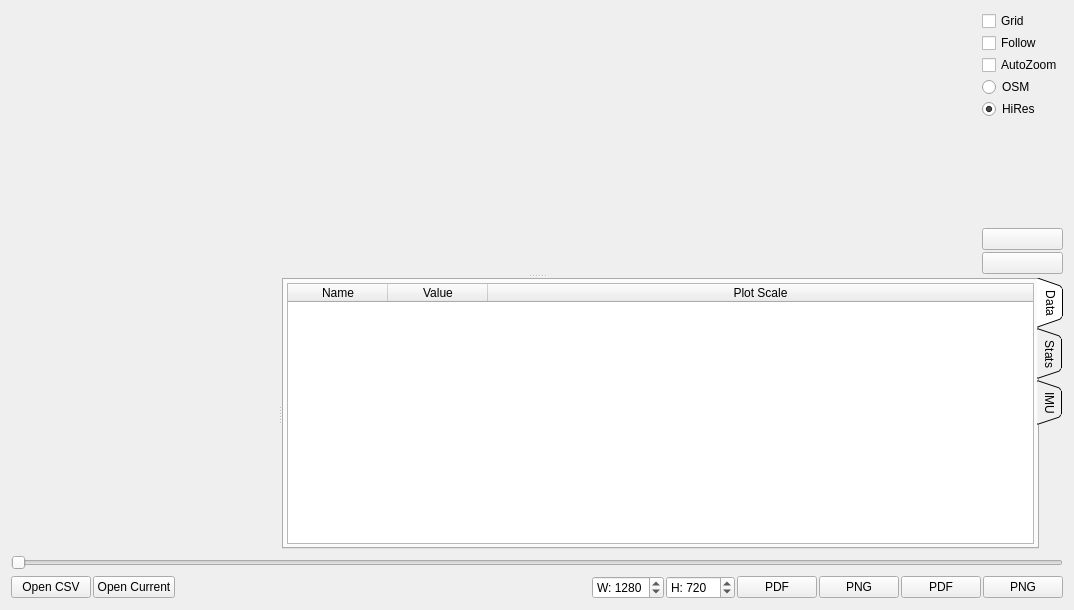
First picture: the form in pages/pageloganalysis.ui, repository vedderb/vesc_tool, before the edit.
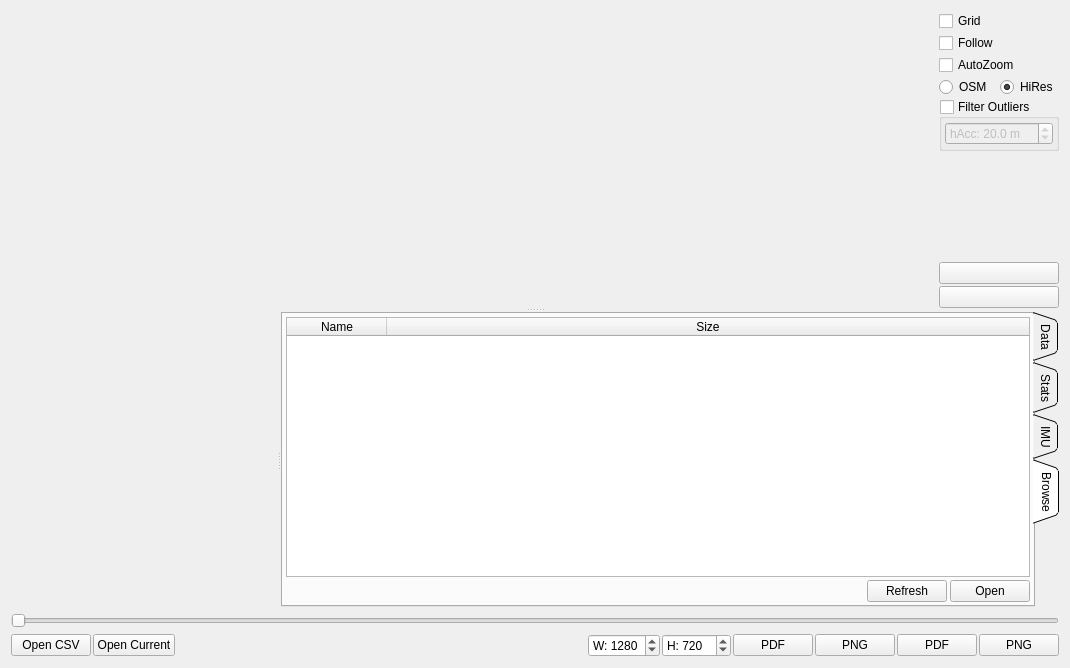
Second picture: the form after the edit. The open tabs and pages were chosen to show the change. Icons and pictures are not drawn. Custom widgets are drawn as their Qt base class.

Patch:
```diff
--- a/pages/pageloganalysis.ui
+++ b/pages/pageloganalysis.ui
@@ -6,8 +6,8 @@
    <rect>
     <x>0</x>
     <y>0</y>
-    <width>1074</width>
-    <height>610</height>
+    <width>1070</width>
+    <height>668</height>
    </rect>
   </property>
   <property name="windowTitle">
@@ -67,26 +67,79 @@
           </widget>
          </item>
          <item>
-          <widget class="QRadioButton" name="tilesOsmButton">
-           <property name="toolTip">
-            <string>Use tiles from https://www.openstreetmap.org</string>
-           </property>
-           <property name="text">
-            <string>OSM</string>
-           </property>
-          </widget>
+          <layout class="QHBoxLayout" name="horizontalLayout_3">
+           <item>
+            <widget class="QRadioButton" name="tilesOsmButton">
+             <property name="toolTip">
+              <string>Use tiles from https://www.openstreetmap.org</string>
+             </property>
+             <property name="text">
+              <string>OSM</string>
+             </property>
+            </widget>
+           </item>
+           <item>
+            <widget class="QRadioButton" name="tilesHiResButton">
+             <property name="toolTip">
+              <string>Use tiles from https://www.fau.de/</string>
+             </property>
+             <property name="text">
+              <string>HiRes</string>
+             </property>
+             <property name="checked">
+              <bool>true</bool>
+             </property>
+            </widget>
+           </item>
+          </layout>
          </item>
          <item>
-          <widget class="QRadioButton" name="tilesHiResButton">
-           <property name="toolTip">
-            <string>Use tiles from https://www.fau.de/</string>
+          <widget class="QGroupBox" name="filterOutlierBox">
+           <property name="title">
+            <string>Filter Outliers</string>
            </property>
-           <property name="text">
-            <string>HiRes</string>
-           </property>
-           <property name="checked">
+           <property name="checkable">
             <bool>true</bool>
            </property>
+           <property name="checked">
+            <bool>false</bool>
+           </property>
+           <layout class="QVBoxLayout" name="verticalLayout_6">
+            <property name="spacing">
+             <number>3</number>
+            </property>
+            <property name="leftMargin">
+             <number>3</number>
+            </property>
+            <property name="topMargin">
+             <number>3</number>
+            </property>
+            <property name="rightMargin">
+             <number>3</number>
+            </property>
+            <property name="bottomMargin">
+             <number>3</number>
+            </property>
+            <item>
+             <widget class="QDoubleSpinBox" name="filterhAccBox">
+              <property name="toolTip">
+               <string>Worst horizontal accuracy for points</string>
+              </property>
+              <property name="prefix">
+               <string>hAcc: </string>
+              </property>
+              <property name="suffix">
+               <string> m</string>
+              </property>
+              <property name="decimals">
+               <number>1</number>
+              </property>
+              <property name="value">
+               <double>20.000000000000000</double>
+              </property>
+             </widget>
+            </item>
+           </layout>
           </widget>
          </item>
          <item>
@@ -266,6 +319,96 @@
         </attribute>
         <layout class="QVBoxLayout" name="verticalLayout_4"/>
        </widget>
+       <widget class="QWidget" name="tab_4">
+        <attribute name="title">
+         <string>Browse</string>
+        </attribute>
+        <attribute name="toolTip">
+         <string>Browse directory of last log file.</string>
+        </attribute>
+        <layout class="QVBoxLayout" name="verticalLayout_7">
+         <property name="spacing">
+          <number>3</number>
+         </property>
+         <property name="leftMargin">
+          <number>3</number>
+         </property>
+         <property name="topMargin">
+          <number>3</number>
+         </property>
+         <property name="rightMargin">
+          <number>3</number>
+         </property>
+         <property name="bottomMargin">
+          <number>3</number>
+         </property>
+         <item>
+          <widget class="QTableWidget" name="logTable">
+           <property name="editTriggers">
+            <set>QAbstractItemView::NoEditTriggers</set>
+           </property>
+           <property name="selectionMode">
+            <enum>QAbstractItemView::SingleSelection</enum>
+           </property>
+           <property name="selectionBehavior">
+            <enum>QAbstractItemView::SelectRows</enum>
+           </property>
+           <attribute name="horizontalHeaderStretchLastSection">
+            <bool>true</bool>
+           </attribute>
+           <column>
+            <property name="text">
+             <string>Name</string>
+            </property>
+           </column>
+           <column>
+            <property name="text">
+             <string>Size</string>
+            </property>
+           </column>
+          </widget>
+         </item>
+         <item>
+          <layout class="QHBoxLayout" name="horizontalLayout_4">
+           <item>
+            <spacer name="horizontalSpacer_2">
+             <property name="orientation">
+              <enum>Qt::Horizontal</enum>
+             </property>
+             <property name="sizeHint" stdset="0">
+              <size>
+               <width>40</width>
+               <height>20</height>
+              </size>
+             </property>
+            </spacer>
+           </item>
+           <item>
+            <widget class="QPushButton" name="logListRefreshButton">
+             <property name="text">
+              <string>Refresh</string>
+             </property>
+             <property name="icon">
+              <iconset resource="../res.qrc">
+               <normaloff>:/res/icons/Refresh-96.png</normaloff>:/res/icons/Refresh-96.png</iconset>
+             </property>
+            </widget>
+           </item>
+           <item>
+            <widget class="QPushButton" name="logListOpenButton">
+             <property name="text">
+              <string>Open</string>
+             </property>
+             <property name="icon">
+              <iconset resource="../res.qrc">
+               <normaloff>:/res/icons/Open Folder-96.png</normaloff>:/res/icons/Open Folder-96.png</iconset>
+             </property>
+            </widget>
+           </item>
+          </layout>
+         </item>
+        </layout>
+       </widget>
       </widget>
      </widget>
     </widget>
```
